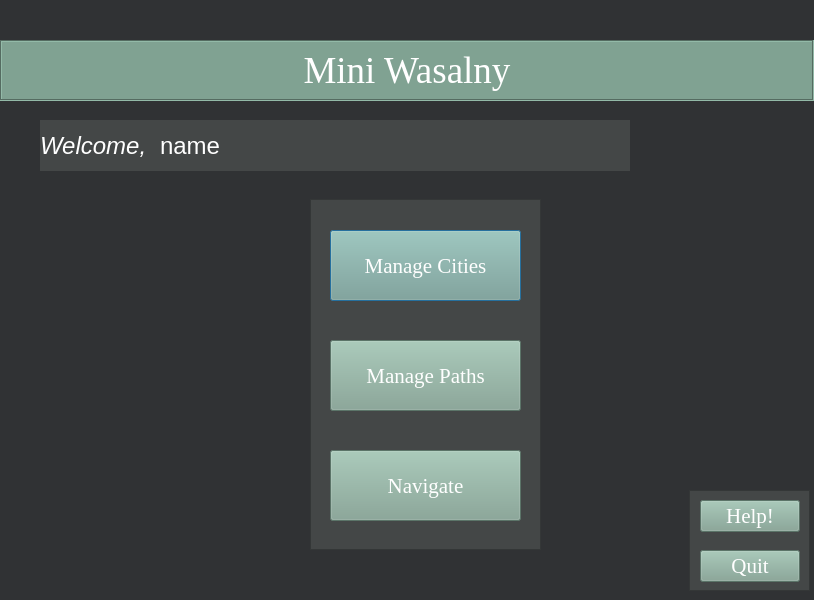
Old version of the form MiniWasalnyApp/welcomepage.ui in the repository MahinourAbdelgawad/CS2-Lab-Project.
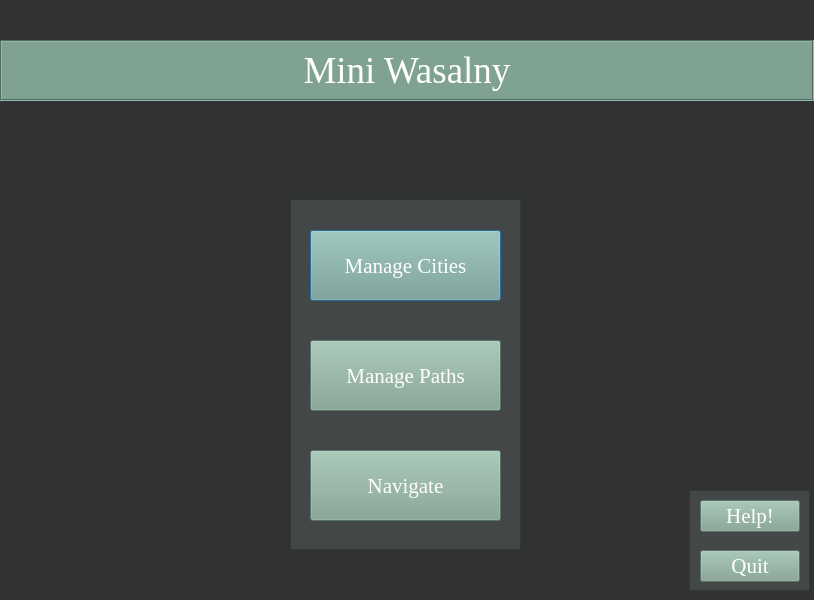
New version of the form.

```diff
--- a/MiniWasalnyApp/welcomepage.ui
+++ b/MiniWasalnyApp/welcomepage.ui
@@ -16,64 +16,10 @@
   <property name="styleSheet">
    <string notr="true">background-color: rgb(48, 50, 52);</string>
   </property>
-  <widget class="QLabel" name="label">
-   <property name="geometry">
-    <rect>
-     <x>40</x>
-     <y>120</y>
-     <width>121</width>
-     <height>51</height>
-    </rect>
-   </property>
-   <property name="font">
-    <font>
-     <family>Arial</family>
-     <pointsize>18</pointsize>
-     <italic>true</italic>
-    </font>
-   </property>
-   <property name="styleSheet">
-    <string notr="true">color: rgb(255, 255, 255);
-background-color: rgb(68, 71, 71);</string>
-   </property>
-   <property name="text">
-    <string>Welcome,</string>
-   </property>
-  </widget>
-  <widget class="QLabel" name="name">
-   <property name="geometry">
-    <rect>
-     <x>160</x>
-     <y>120</y>
-     <width>470</width>
-     <height>51</height>
-    </rect>
-   </property>
-   <property name="sizePolicy">
-    <sizepolicy hsizetype="Preferred" vsizetype="Preferred">
-     <horstretch>1</horstretch>
-     <verstretch>0</verstretch>
-    </sizepolicy>
-   </property>
-   <property name="font">
-    <font>
-     <family>Arial</family>
-     <pointsize>18</pointsize>
-     <italic>false</italic>
-    </font>
-   </property>
-   <property name="styleSheet">
-    <string notr="true">color: rgb(255, 255, 255);
-background-color: rgb(68, 71, 71);</string>
-   </property>
-   <property name="text">
-    <string>name</string>
-   </property>
-  </widget>
   <widget class="QPushButton" name="cities">
    <property name="geometry">
     <rect>
-     <x>330</x>
+     <x>310</x>
      <y>230</y>
      <width>191</width>
      <height>71</height>
@@ -96,7 +42,7 @@
   <widget class="QPushButton" name="paths">
    <property name="geometry">
     <rect>
-     <x>330</x>
+     <x>310</x>
      <y>340</y>
      <width>191</width>
      <height>71</height>
@@ -119,7 +65,7 @@
   <widget class="QPushButton" name="navigate">
    <property name="geometry">
     <rect>
-     <x>330</x>
+     <x>310</x>
      <y>450</y>
      <width>191</width>
      <height>71</height>
@@ -231,7 +177,7 @@
   <widget class="QFrame" name="frame">
    <property name="geometry">
     <rect>
-     <x>310</x>
+     <x>290</x>
      <y>199</y>
      <width>231</width>
      <height>351</height>
```
Left out of the diff: 2 changed lines with no effect on the pictures.
